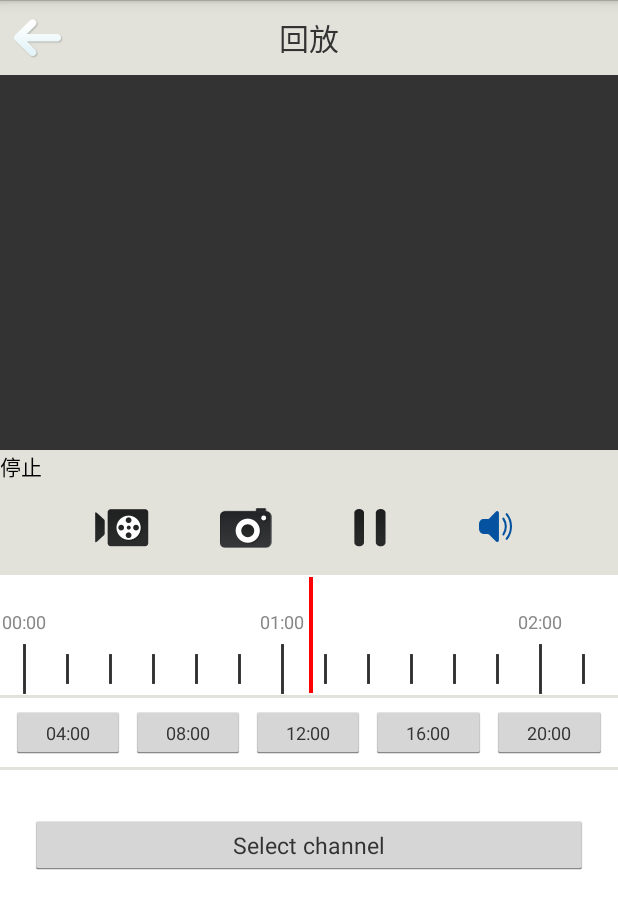
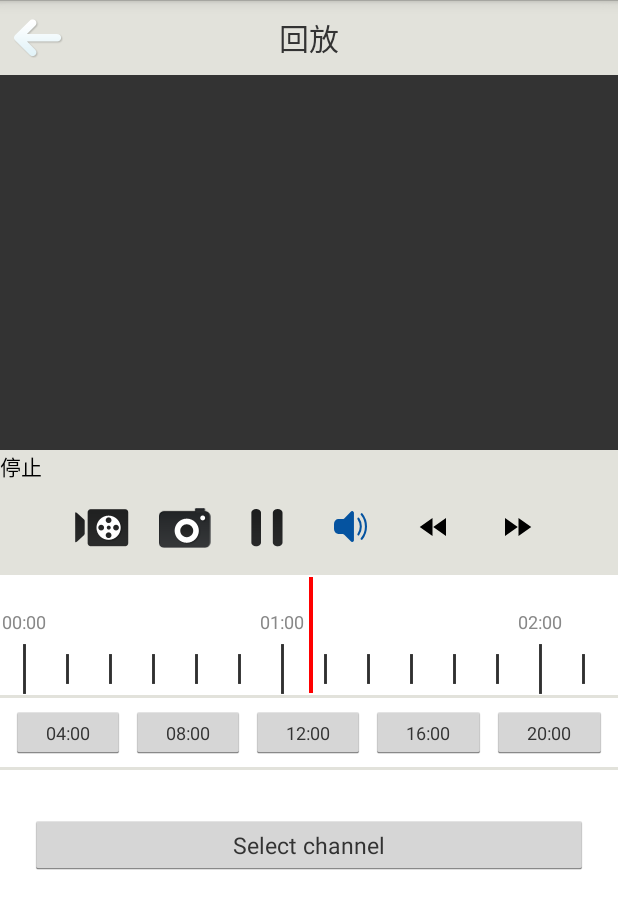
Before and after one commit to umeye/UMP2PSDK-Android, an Android app: the PlaybackActivity screen opened directly, with no data from a screen before it, on a phone screen of 412 x 824 dp. Shown: the top 909 px of the screen. Run offline under Robolectric (Android 15) with nearby library versions, the phone set to English and light mode, and no system bars; 1 statement that could not run was skipped.

Commit message:
1，Playback speed

```diff
--- a/demo/app/src/main/java/com/example/umeyeNewSdk/PlaybackActivity.java
+++ b/demo/app/src/main/java/com/example/umeyeNewSdk/PlaybackActivity.java
@@ -33,11 +33,28 @@ import com.example.umeyesdk.utils.ShowProgress;
 
 import java.util.Calendar;
 import java.util.Date;
+import java.util.concurrent.Executor;
+import java.util.concurrent.Executors;
 
 @SuppressLint("HandlerLeak")
 public class PlaybackActivity extends Activity implements View.OnClickListener {
 
-
+    private final int[] speedType = {
+            PlayerCore.NPC_D_MON_CSD_PLAYBACK_TYPE_SLOW,
+            PlayerCore.NPC_D_MON_CSD_PLAYBACK_TYPE_SLOW,
+            PlayerCore.NPC_D_MON_CSD_PLAYBACK_TYPE_SLOW,
+            PlayerCore.NPC_D_MON_CSD_PLAYBACK_SPEED_NORMAL,
+            PlayerCore.NPC_D_MON_CSD_PLAYBACK_TYPE_FAST,
+            PlayerCore.NPC_D_MON_CSD_PLAYBACK_TYPE_FAST,
+            PlayerCore.NPC_D_MON_CSD_PLAYBACK_TYPE_FAST};
+    private final int[] speedValues = {
+            PlayerCore.NPC_D_MON_CSD_PLAYBACK_SPEED_EIGTH,
+            PlayerCore.NPC_D_MON_CSD_PLAYBACK_SPEED_FOUR,
+            PlayerCore.NPC_D_MON_CSD_PLAYBACK_SPEED_TWO,
+            PlayerCore.NPC_D_MON_CSD_PLAYBACK_SPEED_NORMAL,
+            PlayerCore.NPC_D_MON_CSD_PLAYBACK_SPEED_TWO,
+            PlayerCore.NPC_D_MON_CSD_PLAYBACK_SPEED_FOUR,
+            PlayerCore.NPC_D_MON_CSD_PLAYBACK_SPEED_EIGTH};
     public static final byte SHOW_STATE = 0;
     private PlayerCore playerCore;
     private String id = "";
@@ -102,7 +119,7 @@ public class PlaybackActivity extends Activity implements View.OnClickListener {
     public void initePlayCore() {
         playerCore = new PlayerCore(this);
         String curConnectParam = DevItemInfo
-                .toConnectParams(1009, Constants.UMID, "", 0, Constants.user, Constants.password, 1, 0, 0);
+                .toConnectParams(1009, Constants.UMID, "", 0, Constants.user, Constants.password, 1, Constants.iChNo, 0);
         playerCore.InitParam(curConnectParam, -1, img);
         playerCore.SetOpenLog(false);
         playerCore.isQueryDevInfo = true;
@@ -139,7 +156,8 @@ public class PlaybackActivity extends Activity implements View.OnClickListener {
         btnVideo.setOnClickListener(this);
         findViewById(R.id.btnSelectCh).setOnClickListener(this);
         findViewById(R.id.btnBack).setOnClickListener(this);
-
+        findViewById(R.id.btnFast).setOnClickListener(this);
+        findViewById(R.id.btnSlow).setOnClickListener(this);
         btnSound.setOnClickListener(this);
 
     }
@@ -301,12 +319,43 @@ public class PlaybackActivity extends Activity implements View.OnClickListener {
                 } else {
                     playerCore.CloseAudio();
                 }
+
+                playerCore.SetPlayBackSpeed(speedType[speedIndex], speedValues[speedIndex]);
+                break;
+            case R.id.btnSlow:
+                executor.execute(new Runnable() {
+                    @Override
+                    public void run() {
+                        if (speedIndex > 0) {
+                            speedIndex--;
+                            Log.d("SetPlayBackSpeed", "speedIndex:" + speedIndex);
+                            playerCore.SetPlayBackSpeed(speedType[speedIndex], speedValues[speedIndex]);
+                        }
+                    }
+                });
+                break;
+            case R.id.btnFast:
+                if (playerCore.isPlayed()) {
+                    executor.execute(new Runnable() {
+                        @Override
+                        public void run() {
+                            if (speedIndex < speedType.length - 1) {
+                                speedIndex++;
+                                Log.d("SetPlayBackSpeed", "speedIndex:" + speedIndex);
+                                playerCore.SetPlayBackSpeed(speedType[speedIndex], speedValues[speedIndex]);
+                            }
+                        }
+                    });
+
+                }
                 break;
             default:
                 break;
         }
     }
 
+    Executor executor = Executors.newSingleThreadExecutor();
+    int speedIndex = 3;
 
     @Override
     protected void onPause() {
--- /dev/null
+++ b/demo/app/src/main/res/drawable/baseline_fast_forward_24.xml
@@ -0,0 +1,5 @@
+<vector xmlns:android="http://schemas.android.com/apk/res/android" android:height="24dp" android:tint="#000000" android:viewportHeight="24" android:viewportWidth="24" android:width="24dp">
+
+    <path android:fillColor="@android:color/white" android:pathData="M4,18l8.5,-6L4,6v12zM13,6v12l8.5,-6L13,6z"/>
+
+</vector>
--- /dev/null
+++ b/demo/app/src/main/res/drawable/baseline_fast_rewind_24.xml
@@ -0,0 +1,5 @@
+<vector xmlns:android="http://schemas.android.com/apk/res/android" android:height="24dp" android:tint="#000000" android:viewportHeight="24" android:viewportWidth="24" android:width="24dp">
+
+    <path android:fillColor="@android:color/white" android:pathData="M11,18L11,6l-8.5,6 8.5,6zM11.5,12l8.5,6L20,6l-8.5,6z"/>
+
+</vector>
--- a/demo/app/src/main/res/layout/ac_playback.xml
+++ b/demo/app/src/main/res/layout/ac_playback.xml
@@ -88,7 +88,7 @@
                 android:orientation="horizontal"
                 android:paddingStart="40dp"
                 android:paddingEnd="40dp"
-                android:weightSum="4.0">
+                android:weightSum="6.0">
 
 
                 <LinearLayout
@@ -171,7 +171,36 @@
                         android:textSize="14sp"
                         android:visibility="gone" />
                 </LinearLayout>
+                <LinearLayout
+                    android:layout_width="0.0dip"
+                    android:layout_height="wrap_content"
+                    android:layout_weight="1.0"
+                    android:orientation="vertical">
 
+                    <ImageButton
+                        android:id="@+id/btnSlow"
+                        android:layout_width="match_parent"
+                        android:layout_height="wrap_content"
+                        android:background="@null"
+                        android:scaleType="centerInside"
+                        android:src="@drawable/baseline_fast_rewind_24" />
+
+                </LinearLayout>
+                <LinearLayout
+                    android:layout_width="0.0dip"
+                    android:layout_height="wrap_content"
+                    android:layout_weight="1.0"
+                    android:orientation="vertical">
+
+                    <ImageButton
+                        android:id="@+id/btnFast"
+                        android:layout_width="match_parent"
+                        android:layout_height="wrap_content"
+                        android:background="@null"
+                        android:scaleType="centerInside"
+                        android:src="@drawable/baseline_fast_forward_24" />
+
+                </LinearLayout>
 
             </LinearLayout>
 
```
